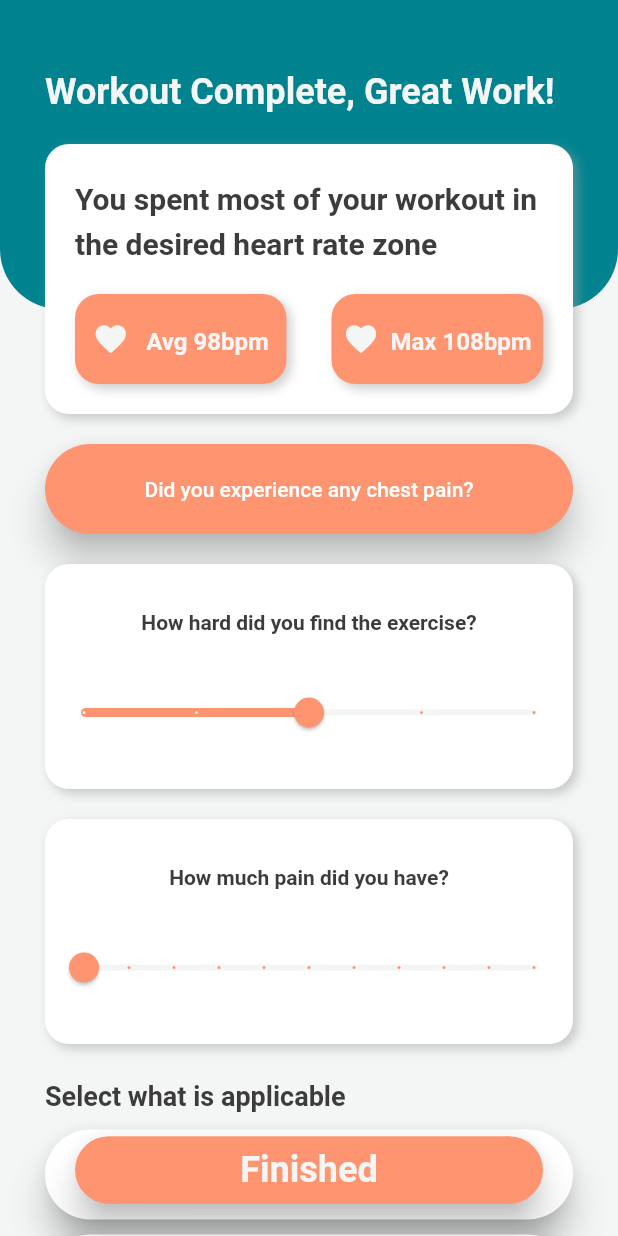
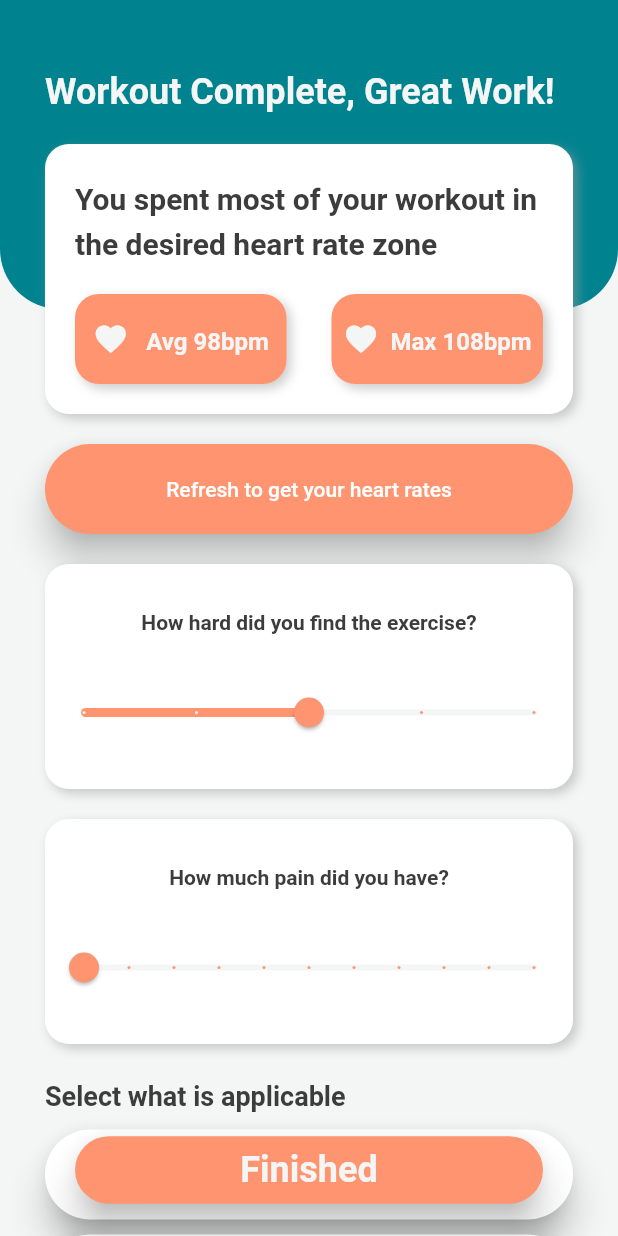
Before and after one commit to lemonfrance/fitness_mobile_app, a Flutter app: the PostExercise screen opened directly, after a tap on "Did you experience any chest pain?", on a phone screen of 412 x 824 dp. Run offline on Flutter 3.47's test engine with Material 2 defaults, Android fonts, the phone set to English and light mode, and no system bars; our stand-ins replace circular_countdown_timer, cloud_firestore, firebase_auth, firebase_core, flutter_spinkit, flutter_svg and 5 more; missing offline and left inert: dart:ffi, flutter_web_auth; accounts and stored records are empty; Roboto replaces fonts that are missing (Sohne-Buch).

```diff
--- a/lib/pages/postExercise.dart
+++ b/lib/pages/postExercise.dart
@@ -222,7 +222,7 @@ class _PostExerciseState extends State<PostExercise> {
                     workoutHeartRates[0].time == '' ?  MaterialButton(
                       onPressed: () async{
                         await FitBitService().getHeartRateWorkout();
-                        //Navigator.push(context,MaterialPageRoute(builder: (context) => PostExercise("Post workout stats"));
+                        setState(() {});
                       },
                       minWidth: double.infinity,
                       height: 60,
@@ -230,7 +230,7 @@ class _PostExerciseState extends State<PostExercise> {
                       shape: StadiumBorder(),
                       color: Colours.highlight,
                       child: Text(
-                        "Did you experience any chest pain?",
+                        "Refresh to get your heart rates",
                         style: TextStyle(color: Colors.white ),
                       ),
                     ) : HeartrateGraph(true),
```
